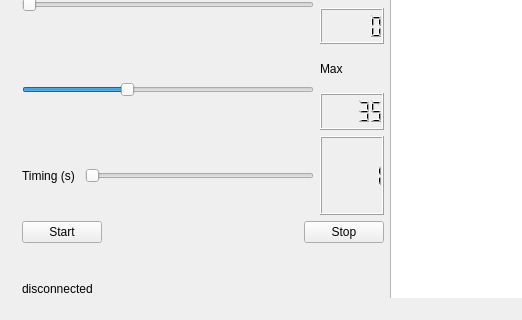
Before: the Qt Designer form QtTcpClientProducer/mainwindow.ui in Enio-Antonio/Qt-Supervisory, drawn with Qt 5; both pictures show x 0 to 522 and y 120 to 440 of the 773 by 440 pixel window.
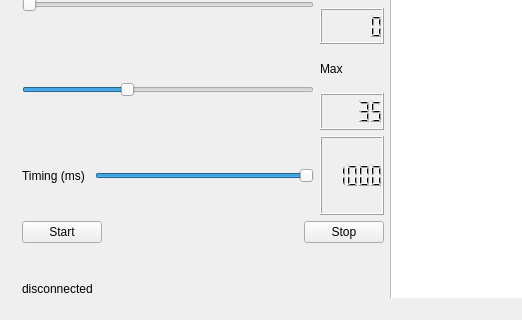
After: the same form once the commit is applied.

What changed in the file:
```diff
--- a/QtTcpClientProducer/mainwindow.ui
+++ b/QtTcpClientProducer/mainwindow.ui
@@ -128,7 +128,7 @@
          <item>
           <widget class="QLabel" name="label">
            <property name="text">
-            <string>Timing (s) </string>
+            <string>Timing (ms) </string>
            </property>
           </widget>
          </item>
@@ -137,6 +137,12 @@
            <property name="minimum">
             <number>1</number>
            </property>
+           <property name="maximum">
+            <number>1000</number>
+           </property>
+           <property name="sliderPosition">
+            <number>1000</number>
+           </property>
            <property name="orientation">
             <enum>Qt::Horizontal</enum>
            </property>
@@ -145,7 +151,10 @@
          <item>
           <widget class="QLCDNumber" name="lcdNumber">
            <property name="value" stdset="0">
-            <double>1.000000000000000</double>
+            <double>1000.000000000000000</double>
+           </property>
+           <property name="intValue" stdset="0">
+            <number>1000</number>
            </property>
           </widget>
          </item>
```
Left out of the diff: 3 changed lines with no effect on the pictures.
